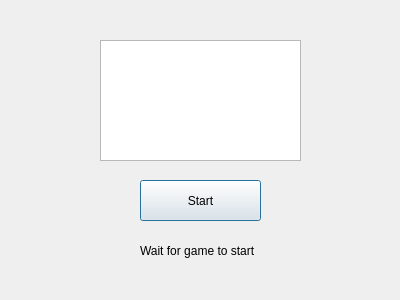
First picture: the form in FingerCoaster/lobby.ui, repository PavleVl/FingerCoaster, before the edit.
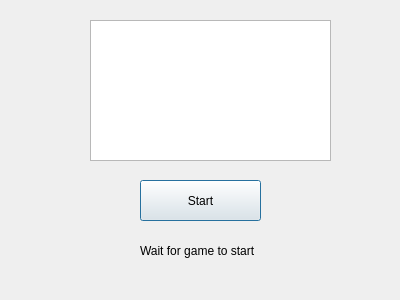
Second picture: the form after the edit.

Commit message: Add Player to list

Diff of the .ui file:
```diff
--- a/FingerCoaster/lobby.ui
+++ b/FingerCoaster/lobby.ui
@@ -13,16 +13,6 @@
   <property name="windowTitle">
    <string>Dialog</string>
   </property>
-  <widget class="QListView" name="playerList">
-   <property name="geometry">
-    <rect>
-     <x>100</x>
-     <y>40</y>
-     <width>201</width>
-     <height>121</height>
-    </rect>
-   </property>
-  </widget>
   <widget class="QPushButton" name="startGame">
    <property name="geometry">
     <rect>
@@ -49,6 +39,16 @@
     <string>Wait for game to start</string>
    </property>
   </widget>
+  <widget class="QListWidget" name="playerList">
+   <property name="geometry">
+    <rect>
+     <x>90</x>
+     <y>20</y>
+     <width>241</width>
+     <height>141</height>
+    </rect>
+   </property>
+  </widget>
  </widget>
  <resources/>
  <connections/>
```
The commit also changes 7 other files.
